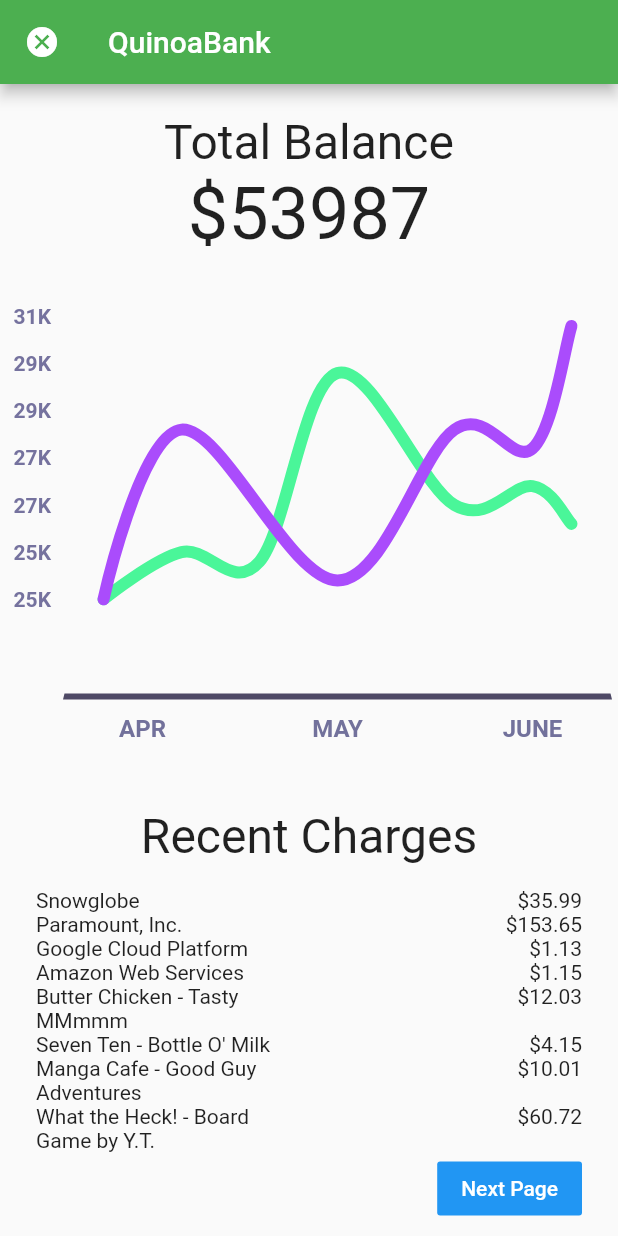
After one commit to AadityaChaudhary/PersonalAssistantApp, a Flutter app: the QuinoaBank screen opened directly, on a phone screen of 412 x 824 dp. The commit adds this screen. Run offline on Flutter 3.47's test engine with Material 2 defaults, Android fonts, the phone set to English and light mode, and no system bars; drawn by our look-alikes of fl_chart; our stand-ins replace date_picker_timeline, flutter_calendar_carousel, toast; network calls fail; Roboto replaces fonts that are missing (RobotoMono).

Commit message:
Add quinoabank

```diff
--- a/lib/View/miniapps.dart
+++ b/lib/View/miniapps.dart
@@ -1,5 +1,6 @@
 import 'package:flutter/material.dart';
 import 'QExcercise.dart';
+import 'quinoabank.dart';
 
 class MiniApps extends StatelessWidget {
 
@@ -24,8 +25,14 @@ class MiniApps extends StatelessWidget {
 
           return GestureDetector(
             onTap: () {
-              if (appNames[index~/2] == "QExcercise") {
+              var appName = appNames[index~/2];
+
+              print(appName);
+
+              if (appName == "QExcercise") {
                 Navigator.push(context, MaterialPageRoute(builder: (context) => QExcercise()));
+              } else if (appName == "QuinoaBank") {
+                Navigator.push(context, MaterialPageRoute(builder: (context) => QuinoaBank()));
               }
 
             },
--- /dev/null
+++ b/lib/View/quinoabank.dart
@@ -0,0 +1,257 @@
+import 'package:flutter/material.dart';
+import 'package:flutter/widgets.dart';
+
+import 'package:fl_chart/fl_chart.dart';
+
+class QuinoaBank extends StatelessWidget {
+  LineChartData graphData() {
+    return LineChartData(
+      lineTouchData: LineTouchData(
+        touchTooltipData: LineTouchTooltipData(
+          tooltipBgColor: Colors.blueGrey.withOpacity(0.8),
+        ),
+        touchCallback: (LineTouchResponse touchResponse) {},
+        handleBuiltInTouches: true,
+      ),
+      gridData: FlGridData(
+        show: false,
+      ),
+      titlesData: FlTitlesData(
+        bottomTitles: SideTitles(
+          showTitles: true,
+          reservedSize: 22,
+          textStyle: const TextStyle(
+            color: Color(0xff72719b),
+            fontWeight: FontWeight.bold,
+            fontSize: 16,
+          ),
+          margin: 10,
+          getTitles: (value) {
+            switch (value.toInt()) {
+              case 2:
+                return 'APR';
+              case 7:
+                return 'MAY';
+              case 12:
+                return 'JUNE';
+            }
+            return '';
+          },
+        ),
+        leftTitles: SideTitles(
+          showTitles: true,
+          textStyle: const TextStyle(
+            color: Color(0xff75729e),
+            fontWeight: FontWeight.bold,
+            fontSize: 14,
+          ),
+          getTitles: (value) {
+            switch (value.toInt()) {
+              case 1:
+                return '25K';
+              case 2:
+                return '27K';
+              case 3:
+                return '29K';
+              case 4:
+                return '31K';
+            }
+            return '';
+          },
+          margin: 8,
+          reservedSize: 30,
+        ),
+      ),
+      borderData: FlBorderData(
+        show: true,
+        border: const Border(
+          bottom: BorderSide(
+            color: Color(0xff4e4965),
+            width: 4,
+          ),
+          left: BorderSide(
+            color: Colors.transparent,
+          ),
+          right: BorderSide(
+            color: Colors.transparent,
+          ),
+          top: BorderSide(
+            color: Colors.transparent,
+          ),
+        ),
+      ),
+      minX: 0,
+      maxX: 14,
+      maxY: 4,
+      minY: 0,
+      lineBarsData: linesBarData1(),
+    );
+  }
+
+  List<LineChartBarData> linesBarData1() {
+    final LineChartBarData lineChartBarData1 = LineChartBarData(
+      spots: [
+        FlSpot(1, 1),
+        FlSpot(3, 1.5),
+        FlSpot(5, 1.4),
+        FlSpot(7, 3.4),
+        FlSpot(10, 2),
+        FlSpot(12, 2.2),
+        FlSpot(13, 1.8),
+      ],
+      isCurved: true,
+      colors: [
+        const Color(0xff4af699),
+      ],
+      barWidth: 8,
+      isStrokeCapRound: true,
+      dotData: FlDotData(
+        show: false,
+      ),
+      belowBarData: BarAreaData(
+        show: false,
+      ),
+    );
+    final LineChartBarData lineChartBarData2 = LineChartBarData(
+      spots: [
+        FlSpot(1, 1),
+        FlSpot(3, 2.8),
+        FlSpot(7, 1.2),
+        FlSpot(10, 2.8),
+        FlSpot(12, 2.6),
+        FlSpot(13, 3.9),
+      ],
+      isCurved: true,
+      colors: [
+        const Color(0xffaa4cfc),
+      ],
+      barWidth: 8,
+      isStrokeCapRound: true,
+      dotData: FlDotData(
+        show: false,
+      ),
+      belowBarData: BarAreaData(show: false, colors: [
+        const Color(0x00aa4cfc),
+      ]),
+    );
+    return [
+      lineChartBarData1,
+      lineChartBarData2,
+    ];
+  }
+
+  Widget build(BuildContext context) {
+    return Scaffold(
+      appBar: AppBar(
+        leading: IconButton(icon: Icon(Icons.cancel), onPressed: () {
+          Navigator.pop(context);
+        },),
+        backgroundColor: Colors.green,
+        title: Text('QuinoaBank'),
+      ),
+
+      body: ListView(
+        padding: EdgeInsets.symmetric(vertical: 20, horizontal: 4),
+        children: [
+          Column(
+            children: [
+              Center(
+                child: Text(
+                  'Total Balance',
+                  style: TextStyle(fontSize: 32)
+                )
+              ),
+              Center(
+                child: Text(
+                  '\$53987',
+                  // RobotoMono isn't added to pubspec and I'm not about to figure that out
+                  style: TextStyle(fontSize: 48, fontFamily: 'RobotoMono')
+                )
+              ),
+              Container(
+                padding: EdgeInsets.symmetric(vertical: 40),
+                child: LineChart(
+                    graphData()
+                ),
+              ),
+              Center(
+                child: Text(
+                  'Recent Charges',
+                  style: TextStyle(fontSize: 32)
+                )
+              ),
+              Container(
+                padding: EdgeInsets.symmetric(horizontal: 20, vertical: 16),
+                child: Column(
+                  children: [
+                    Table(
+                      children: [
+                        TableRow(
+                          children: [
+                            Text('Snowglobe'),
+                            Text('\$35.99', textAlign: TextAlign.right)
+                          ]
+                        ),
+                        TableRow(
+                          children: [
+                            Text('Paramount, Inc.'),
+                            Text('\$153.65', textAlign: TextAlign.right)
+                          ]
+                        ),
+                        TableRow(
+                          children: [
+                            Text('Google Cloud Platform'),
+                            Text('\$1.13', textAlign: TextAlign.right)
+                          ]
+                        ),
+                        TableRow(
+                          children: [
+                            Text('Amazon Web Services'),
+                            Text('\$1.15', textAlign: TextAlign.right)
+                          ]
+                        ),
+                        TableRow(
+                          children: [
+                            Text('Butter Chicken - Tasty MMmmm'),
+                            Text('\$12.03', textAlign: TextAlign.right)
+                          ]
+                        ),
+                        TableRow(
+                          children: [
+                            Text('Seven Ten - Bottle O\' Milk'),
+                            Text('\$4.15', textAlign: TextAlign.right)
+                          ]
+                        ),
+                        TableRow(
+                          children: [
+                            Text('Manga Cafe - Good Guy Adventures'),
+                            Text('\$10.01', textAlign: TextAlign.right)
+                          ]
+                        ),
+                        TableRow(
+                          children: [
+                            Text('What the Heck! - Board Game by Y.T.'),
+                            Text('\$60.72', textAlign: TextAlign.right)
+                          ]
+                        )
+                      ]
+                    ),
+                    Align(
+                      alignment: Alignment.bottomRight,
+                      child: FlatButton(
+                        color: Colors.blue,
+                        textColor: Colors.white,
+                        child: Text('Next Page'),
+                        onPressed: (){ }
+                      )
+                    )
+                  ]
+                )
+              ),
+            ],
+          )
+        ],
+      ),
+    );
+  }
+}
```
